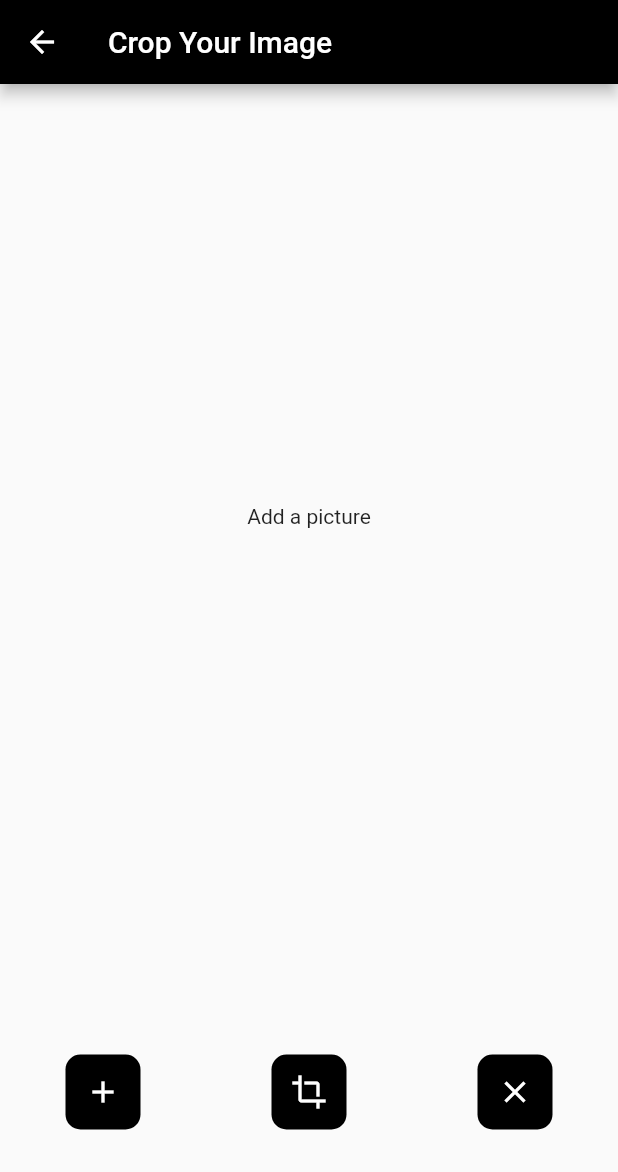
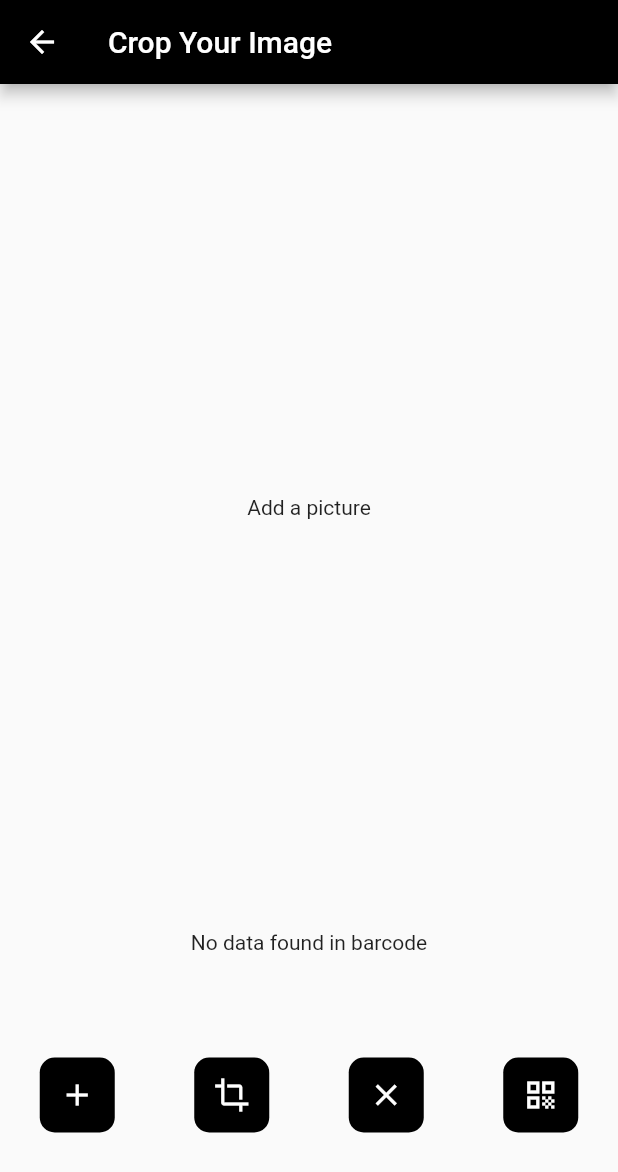
Before and after one commit to NasShihab/camera_bar_code, a Flutter app: the CropImage screen opened directly, after a tap on the "clear" icon, on a phone screen of 412 x 824 dp. Shown: the top 1172 px of the screen. Run offline on Flutter 3.47's test engine with Material 2 defaults, Android fonts, the phone set to English and light mode, and no system bars; our stand-ins replace image_cropper, image_picker; missing offline and left inert: google_ml_kit.

Commit message:
pick and crop

```diff
--- a/lib/crop_image.dart
+++ b/lib/crop_image.dart
@@ -1,6 +1,7 @@
 import 'dart:io';
 
 import 'package:flutter/material.dart';
+import 'package:google_ml_kit/google_ml_kit.dart';
 import 'package:image_cropper/image_cropper.dart';
 import 'package:image_picker/image_picker.dart';
 
@@ -13,31 +14,29 @@ class CropImage extends StatefulWidget {
 
 class _CropImageState extends State<CropImage> {
   File? imageFile;
+  var selectedImagePath = '';
+  var extractedBarcode = '';
 
   Future pickImage() async {
-    final pickedImage =
-    await ImagePicker().pickImage(source: ImageSource.gallery);
+    final pickedImage = await ImagePicker().pickImage(source: ImageSource.camera);
 
     if (pickedImage != null) {
       setState(() {
         imageFile = File(pickedImage.path);
+        selectedImagePath = pickedImage.path;
       });
     }
   }
 
   Future cropImage() async {
     if (imageFile != null) {
-      CroppedFile? cropped = await ImageCropper().cropImage(
-          sourcePath: imageFile!.path,
-          aspectRatioPresets:
-          [
+      CroppedFile? cropped = await ImageCropper().cropImage(sourcePath: imageFile!.path, aspectRatioPresets: [
         CropAspectRatioPreset.square,
         CropAspectRatioPreset.ratio3x2,
         CropAspectRatioPreset.original,
         CropAspectRatioPreset.ratio4x3,
         CropAspectRatioPreset.ratio16x9
-          ],
-          uiSettings: [
+      ], uiSettings: [
         AndroidUiSettings(
             toolbarTitle: 'Crop',
             cropGridColor: Colors.black,
@@ -54,18 +53,40 @@ class _CropImageState extends State<CropImage> {
     }
   }
 
-  void _clearImage() {
+  Future<void> recognizedText(String pickedImage) async {
+    if (pickedImage == null) {
+      debugPrint("Error 2");
+    } else {
+      setState(() {
+        extractedBarcode = '';
+      });
+      var barCodeScanner = GoogleMlKit.vision.barcodeScanner();
+      final visionImage = InputImage.fromFilePath(pickedImage);
+      try {
+        var barcodeText = await barCodeScanner.processImage(visionImage);
+
+        for (Barcode barcode in barcodeText) {
+          setState(() {
+            extractedBarcode = barcode.displayValue!;
+          });
+        }
+      } catch (e) {
+        debugPrint("Error");
+      }
+    }
+  }
+
+  void clearImage() {
     setState(() {
       imageFile = null;
+      extractedBarcode = '';
     });
   }
 
   @override
   Widget build(BuildContext context) {
     return Scaffold(
-        appBar: AppBar(
-            backgroundColor: Colors.black,
-            title: const Text("Crop Your Image")),
+        appBar: AppBar(backgroundColor: Colors.black, title: const Text("Crop Your Image")),
         body: Column(
           children: [
             Expanded(
@@ -77,31 +98,42 @@ class _CropImageState extends State<CropImage> {
                       child: Image.file(imageFile!))
                   : const Center(
                       child: Text("Add a picture"),
-                )),
+                    ),
+            ),
+            extractedBarcode.isEmpty
+                ? const Text("No data found in barcode")
+                : Text(
+                    extractedBarcode,
+                    textAlign: TextAlign.center,
+                  ),
             Expanded(
               child: Center(
                 child: Row(
                   mainAxisAlignment: MainAxisAlignment.spaceAround,
                   children: [
-                      _buildIconButton(icon: Icons.add, onpressed: pickImage),
-                      _buildIconButton(icon: Icons.crop, onpressed: cropImage),
-                      _buildIconButton(icon: Icons.clear, onpressed: _clearImage),
+                    _buildIconButton(icon: Icons.add, onPressed: pickImage),
+                    _buildIconButton(icon: Icons.crop, onPressed: cropImage),
+                    _buildIconButton(icon: Icons.clear, onPressed: clearImage),
+                    _buildIconButton(
+                        icon: Icons.qr_code,
+                        onPressed: () {
+                          recognizedText(selectedImagePath);
+                        }),
                   ],
                 ),
-                ))
+              ),
+            ),
           ],
         ));
   }
 
-  Widget _buildIconButton(
-      {required IconData icon, required void Function()? onpressed}) {
+  Widget _buildIconButton({required IconData icon, required void Function()? onPressed}) {
     return Container(
         width: 50,
         height: 50,
-        decoration: BoxDecoration(
-            color: Colors.black, borderRadius: BorderRadius.circular(10)),
+        decoration: BoxDecoration(color: Colors.black, borderRadius: BorderRadius.circular(10)),
         child: IconButton(
-          onPressed: onpressed,
+          onPressed: onPressed,
           icon: Icon(icon),
           color: Colors.white,
         ));
```
Lines whose indentation alone changed are shown as unchanged.
